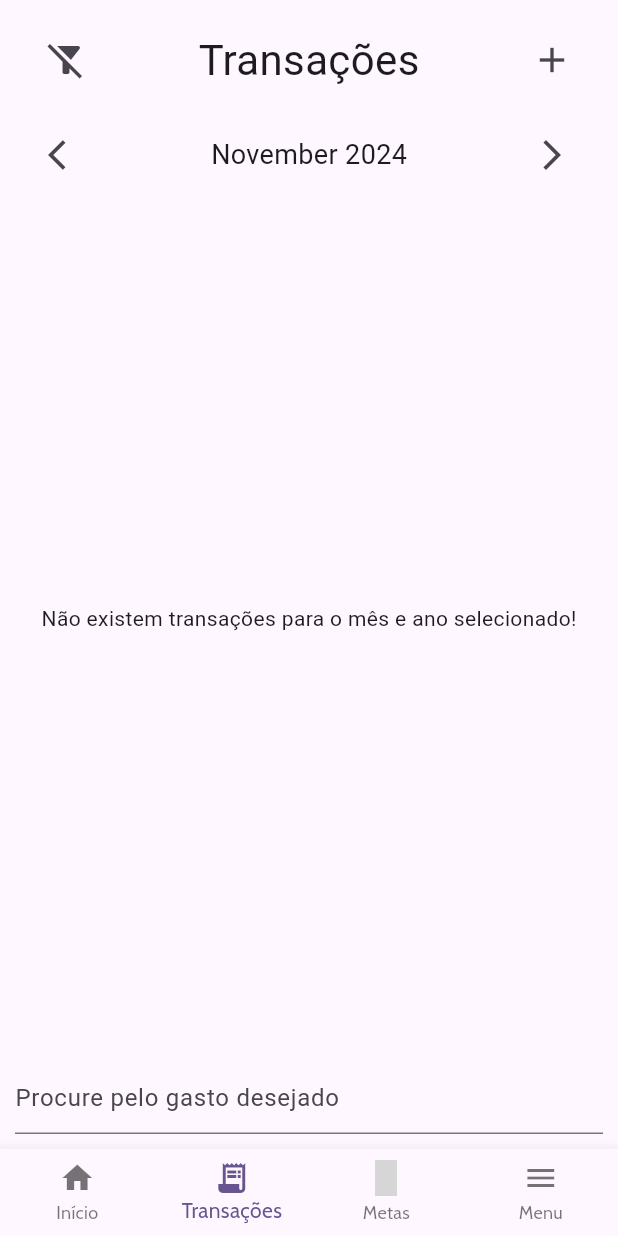
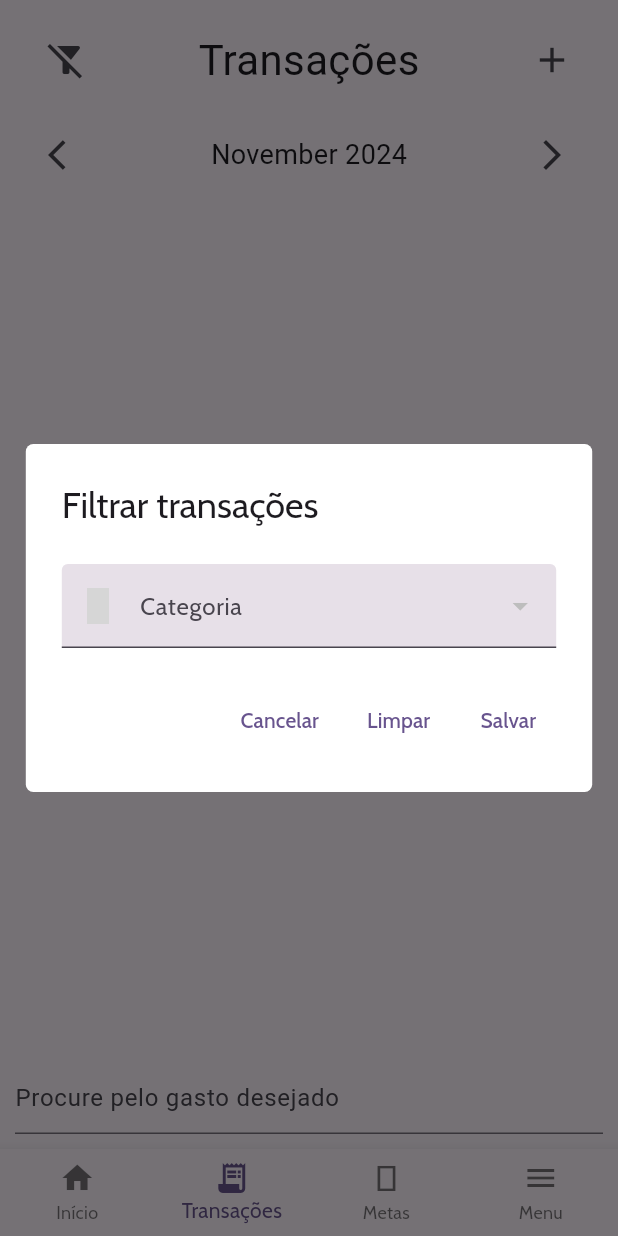
Before and after one commit to XxTaro/fintfitapp-mobile, a Flutter app: the InitialPage screen opened directly, item 2 of the bottom bar chosen, after a tap on the "filter alt off" icon, on a phone screen of 412 x 824 dp. Run offline on Flutter 3.47's test engine with Material 3 defaults, Android fonts, the phone set to English and light mode, and no system bars; our stand-ins replace drift, firebase_auth, firebase_core, flutter_svg, google_fonts, material_symbols_icons and 1 more; missing offline and left inert: sqlite3; accounts and stored records are empty; generated files the repository leaves out were written again; grey boxes are pictures that could not be loaded.

Commit message:
### Added  - filter functionality

```diff
--- a/lib/helper/movement_table_helper.dart
+++ b/lib/helper/movement_table_helper.dart
@@ -21,6 +21,11 @@ class MovementTableHelper extends DatabaseAccessor<Database> with _$MovementTabl
     return (await (select(movement)..where((tbl) => tbl.timestamp.month.equals(date.month) & tbl.timestamp.year.equals(date.year))).get()).reversed.toList();
   }
 
+  Future<List<MovementData>> getByMonthAndCategory(DateTime date, CategoryData? categoryId) async {
+    if (categoryId == null) return getByMonth(date);
+    return (await (select(movement)..where((tbl) => tbl.timestamp.month.equals(date.month) & tbl.timestamp.year.equals(date.year) & tbl.categoryId.equals(categoryId.id))).get()).reversed.toList();
+  }
+
   Future<int> deleteTransaction(int id) async {
     return await (delete(movement)..where((tbl) => tbl.id.equals(id))).go();
   }
--- a/lib/ui/transaction_page.dart
+++ b/lib/ui/transaction_page.dart
@@ -22,6 +22,8 @@ class _TransactionPage extends State<TransactionPage> {
   String date = "date";
   int _dateDiff = 0;
   CategoryData? _selectedCategory;
+  CategoryData? _selectedFilterCategory;
+  CategoryData? _oldSelectedFilterCategory;
   String? _selectedGoal;
 
   static const int editTransaction = 1;
@@ -119,6 +121,15 @@ class _TransactionPage extends State<TransactionPage> {
       DateTime.now().year,
       DateTime.now().month + _dateDiff
     )));
+    transactions = list;
+    setState(_fillTransactionContainer);
+  }
+
+  void _setFilteredMovementList(CategoryData? categoryData) async {
+    List<MovementData> list = await Future.value(movementTableHelper.getByMonthAndCategory(DateTime(
+      DateTime.now().year,
+      DateTime.now().month + _dateDiff
+    ), categoryData));
     transactions = list;
     setState(_fillTransactionContainer);
   }
@@ -262,8 +273,10 @@ class _TransactionPage extends State<TransactionPage> {
           Positioned(
             left: 0,
             child: IconButton(
-              onPressed: () => {},
-              icon: const Icon(Icons.filter_alt_off, size: 28),
+              onPressed: () {
+                _showFilterTransactionDialog();
+              },
+              icon: (_selectedFilterCategory == null) ? const Icon(Icons.filter_alt_off, size: 28) : const Icon(Icons.filter_alt_rounded, size: 28),
             )
           ),
           Positioned(
@@ -467,6 +480,92 @@ class _TransactionPage extends State<TransactionPage> {
     );
   }
 
+  Future<void> _showFilterTransactionDialog() async {
+    final result = await _filterTransactionDialog();
+
+    if (result == true && mounted) {
+      _setFilteredMovementList(_selectedFilterCategory);
+    }
+  }
+
+  Future<bool?> _filterTransactionDialog() async {
+    return showDialog<bool?>(
+      context: context,
+      barrierDismissible: false,
+      builder: (BuildContext context) {
+        return StatefulBuilder(
+          builder: (BuildContext context, StateSetter setState) {
+            return AlertDialog(
+              shape: const RoundedRectangleBorder(
+                borderRadius: BorderRadius.all(Radius.circular(5)),
+              ),
+              backgroundColor: Colors.white,
+              insetPadding: EdgeInsets.zero,
+              contentPadding: const EdgeInsets.only(left: 24, right: 24, top: 24, bottom: 24),
+              clipBehavior: Clip.antiAliasWithSaveLayer,
+              title: const Text("Filtrar transações"),
+              content: SizedBox(
+                width: MediaQuery.of(context).size.width * 0.8,
+                child: SingleChildScrollView(
+                  padding: EdgeInsets.zero,
+                  child: ListBody(
+                    children: <Widget>[
+                      DropdownButtonFormField(
+                        decoration: const InputDecoration(
+                          filled: true,
+                          prefixIcon: Icon(Symbols.target, weight: 700),
+                          border: UnderlineInputBorder(),
+                          label: Text('Categoria'),
+                        ),
+                        menuMaxHeight: 250,
+                        value: _selectedFilterCategory,
+                        isExpanded: true,
+                        items: categories.map((CategoryData category) {
+                          return DropdownMenuItem(
+                            value: category,
+                            child: Text(category.name),
+                          );
+                        }).toList(),
+                        onChanged: (value) {
+                          setState(() {
+                            _selectedFilterCategory = value as CategoryData;
+                          });
+                        },
+                      ),
+                    ],
+                  ),
+                ),
+              ),
+              actions: <Widget>[
+                TextButton(
+                  child: const Text('Cancelar'),
+                  onPressed: () {
+                    _selectedFilterCategory = _oldSelectedFilterCategory;
+                    Navigator.of(context).pop();
+                  },
+                ),
+                TextButton(
+                  child: const Text('Limpar'),
+                  onPressed: () {
+                    _selectedFilterCategory = null;
+                    Navigator.of(context).pop(true);
+                  },
+                ),
+                TextButton(
+                  child: const Text('Salvar'),
+                  onPressed: () {
+                    _oldSelectedFilterCategory = _selectedFilterCategory;
+                    Navigator.of(context).pop(true);
+                  },
+                ),
+              ],
+            );
+          },
+        );
+      },
+    );
+  }
+
   void _editTransaction(MovementData? item) {
     if (_dateController.text.isEmpty ||
         _selectedCategory == null ||
```
